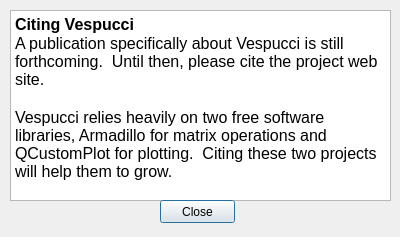
Above: citationdialog.ui from VespucciProject/Vespucci before the change. Below: the same form after it.
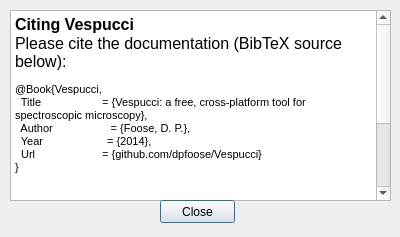
That is the form after the change.

Commit message: Documentation, functions. About and citation updates.

Diff of the .ui file:
```diff
--- a/citationdialog.ui
+++ b/citationdialog.ui
@@ -28,9 +28,11 @@
 p, li { white-space: pre-wrap; }
 &lt;/style&gt;&lt;/head&gt;&lt;body style=&quot; font-family:'MS Shell Dlg 2'; font-size:8.25pt; font-weight:400; font-style:normal;&quot;&gt;
 &lt;p style=&quot; margin-top:0px; margin-bottom:0px; margin-left:0px; margin-right:0px; -qt-block-indent:0; text-indent:0px;&quot;&gt;&lt;span style=&quot; font-size:12pt; font-weight:600;&quot;&gt;Citing Vespucci&lt;/span&gt;&lt;/p&gt;
-&lt;p style=&quot; margin-top:0px; margin-bottom:0px; margin-left:0px; margin-right:0px; -qt-block-indent:0; text-indent:0px;&quot;&gt;&lt;span style=&quot; font-size:12pt;&quot;&gt;A publication specifically about Vespucci is still forthcoming.  Until then, please cite the project web site.&lt;/span&gt;&lt;/p&gt;
+&lt;p style=&quot; margin-top:0px; margin-bottom:0px; margin-left:0px; margin-right:0px; -qt-block-indent:0; text-indent:0px;&quot;&gt;&lt;span style=&quot; font-size:12pt;&quot;&gt;Please cite the documentation (BibTeX source below):&lt;/span&gt;&lt;/p&gt;
+&lt;p style=&quot; margin-top:12px; margin-bottom:12px; margin-left:0px; margin-right:0px; -qt-block-indent:0; text-indent:0px;&quot;&gt;&lt;span style=&quot; font-family:'Courier New,courier'; font-size:8pt;&quot;&gt;@Book{Vespucci, &lt;br /&gt;  Title                    = {Vespucci: a free, cross-platform tool for spectroscopic microscopy}, &lt;br /&gt;  Author                   = {Foose, D. P.}, &lt;br /&gt;  Year                     = {2014}, &lt;br /&gt;  Url                      = {github.com/dpfoose/Vespucci} &lt;br /&gt;}&lt;/span&gt;&lt;/p&gt;
 &lt;p style=&quot;-qt-paragraph-type:empty; margin-top:0px; margin-bottom:0px; margin-left:0px; margin-right:0px; -qt-block-indent:0; text-indent:0px; font-size:12pt;&quot;&gt;&lt;br /&gt;&lt;/p&gt;
-&lt;p style=&quot; margin-top:0px; margin-bottom:0px; margin-left:0px; margin-right:0px; -qt-block-indent:0; text-indent:0px;&quot;&gt;&lt;span style=&quot; font-size:12pt;&quot;&gt;Vespucci relies heavily on two free software libraries, Armadillo for matrix operations and QCustomPlot for plotting.  Citing these two projects will help them to grow.&lt;/span&gt;&lt;/p&gt;&lt;/body&gt;&lt;/html&gt;</string>
+&lt;p style=&quot;-qt-paragraph-type:empty; margin-top:0px; margin-bottom:0px; margin-left:0px; margin-right:0px; -qt-block-indent:0; text-indent:0px; font-size:12pt;&quot;&gt;&lt;br /&gt;&lt;/p&gt;
+&lt;p style=&quot; margin-top:0px; margin-bottom:0px; margin-left:0px; margin-right:0px; -qt-block-indent:0; text-indent:0px;&quot;&gt;&lt;span style=&quot; font-size:12pt;&quot;&gt;Vespucci relies heavily on three free software libraries, Armadillo for matrix operations, MLPACK for machine learning and QCustomPlot for plotting.  Citing these projects will help them to grow.&lt;/span&gt;&lt;/p&gt;&lt;/body&gt;&lt;/html&gt;</string>
    </property>
   </widget>
   <widget class="QPushButton" name="pushButton">
```
The commit also changes 29 other files.
